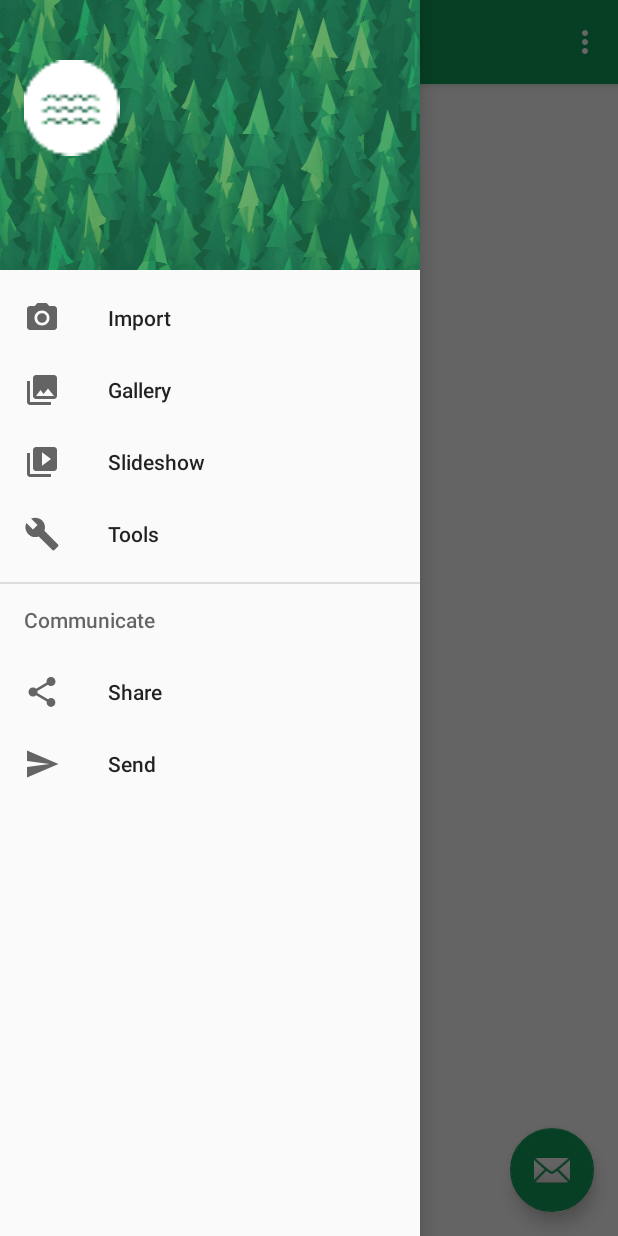
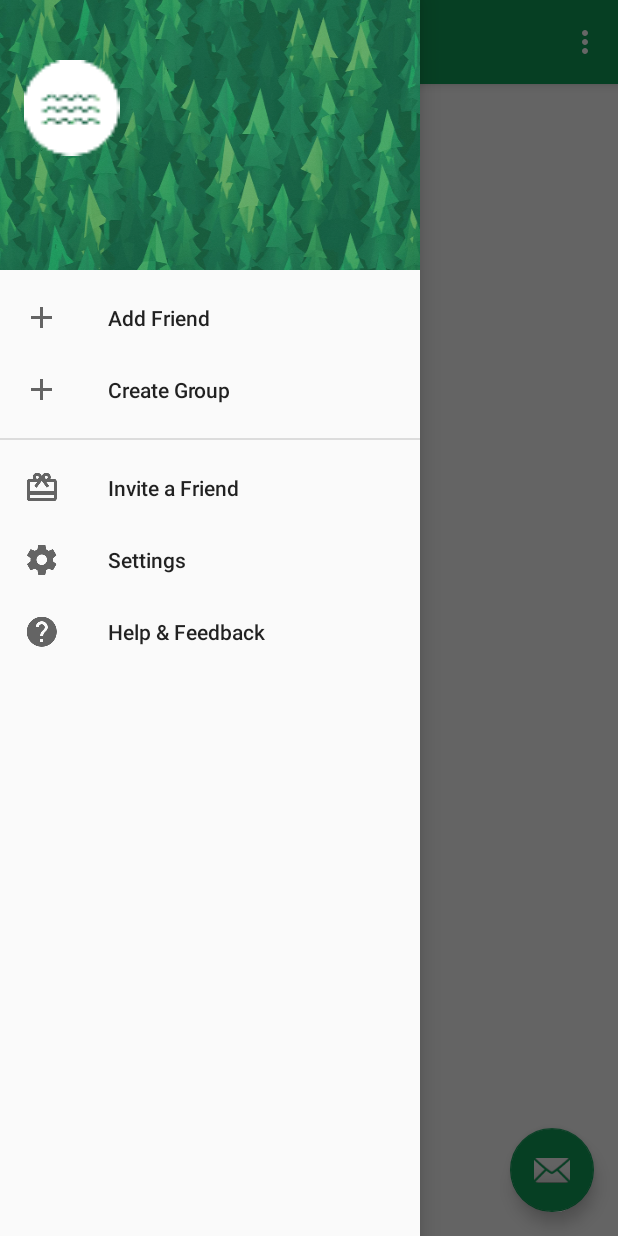
Before and after one commit to saxenapragya8/DeepConversationsAndroidApp, an Android app: the NavigationActivity screen opened directly, with no data from a screen before it, with the side drawer open, on a phone screen of 412 x 824 dp. Run offline under Robolectric (Android 15) with nearby library versions, the light colour scheme and no system bars.

Commit message:
Navigation Drawer Items

```diff
--- a/app/build.gradle
+++ b/app/build.gradle
@@ -1,14 +1,6 @@
 apply plugin: 'com.android.application'
 
 android {
-    signingConfigs {
-        config {
-            storeFile file('C:/Users/Pragya/.android/debug.keystore')
-            storePassword 'android'
-            keyAlias 'androiddebugkey'
-            keyPassword 'android'
-        }
-    }
     compileSdkVersion 25
     buildToolsVersion "25.0.2"
     defaultConfig {
@@ -27,9 +19,6 @@ android {
         release {
             minifyEnabled false
             proguardFiles getDefaultProguardFile('proguard-android.txt'), 'proguard-rules.pro'
-        }
-        debug {
-            signingConfig signingConfigs.config
         }
     }
     packagingOptions {
--- a/app/src/main/java/deepconversations/fste/com/deepconversations/NavigationActivity.java
+++ b/app/src/main/java/deepconversations/fste/com/deepconversations/NavigationActivity.java
@@ -89,19 +89,19 @@ public class NavigationActivity extends AppCompatActivity
         // Handle navigation view item clicks here.
         int id = item.getItemId();
 
-        if (id == R.id.nav_camera) {
-            // Handle the camera action
-        } else if (id == R.id.nav_gallery) {
-
-        } else if (id == R.id.nav_slideshow) {
-
-        } else if (id == R.id.nav_manage) {
-
-        } else if (id == R.id.nav_share) {
-
-        } else if (id == R.id.nav_send) {
-
-        }
+//        if (id == R.id.nav_camera) {
+//            // Handle the camera action
+//        } else if (id == R.id.nav_gallery) {
+//
+//        } else if (id == R.id.nav_slideshow) {
+//
+//        } else if (id == R.id.nav_manage) {
+//
+//        } else if (id == R.id.nav_share) {
+//
+//        } else if (id == R.id.nav_send) {
+//
+//        }
 
         DrawerLayout drawer = (DrawerLayout) findViewById(R.id.drawer_layout);
         drawer.closeDrawer(GravityCompat.START);
--- a/app/src/main/res/menu/activity_navigation_drawer.xml
+++ b/app/src/main/res/menu/activity_navigation_drawer.xml
@@ -1,36 +1,39 @@
 <?xml version="1.0" encoding="utf-8"?>
 <menu xmlns:android="http://schemas.android.com/apk/res/android">
 
-    <group android:checkableBehavior="single">
-        <item
-            android:id="@+id/nav_camera"
-            android:icon="@drawable/ic_menu_camera"
-            android:title="Import" />
-        <item
-            android:id="@+id/nav_gallery"
-            android:icon="@drawable/ic_menu_gallery"
-            android:title="Gallery" />
-        <item
-            android:id="@+id/nav_slideshow"
-            android:icon="@drawable/ic_menu_slideshow"
-            android:title="Slideshow" />
-        <item
-            android:id="@+id/nav_manage"
-            android:icon="@drawable/ic_menu_manage"
-            android:title="Tools" />
-    </group>
+<group
+    android:id="@+id/people"
+    android:checkableBehavior="single">
 
-    <item android:title="Communicate">
-        <menu>
-            <item
-                android:id="@+id/nav_share"
-                android:icon="@drawable/ic_menu_share"
-                android:title="Share" />
-            <item
-                android:id="@+id/nav_send"
-                android:icon="@drawable/ic_menu_send"
-                android:title="Send" />
-        </menu>
-    </item>
+    <item
+        android:id="@+id/navAddFriend"
+        android:icon="@mipmap/ic_add"
+        android:title="@string/menu_add_person" />
+
+    <item
+        android:id="@+id/navAddGroup"
+        android:icon="@mipmap/ic_add"
+        android:title="@string/menu_create_group" />
+</group>
+
+<group
+    android:id="@+id/settings"
+    android:checkableBehavior="single">
+
+    <item
+        android:id="@+id/navInvite"
+        android:icon="@mipmap/ic_invite"
+        android:title="@string/menu_invite" />
+
+    <item
+        android:id="@+id/navSettings"
+        android:icon="@mipmap/ic_settings"
+        android:title="@string/menu_settings" />
+
+    <item
+        android:id="@+id/navHelp"
+        android:icon="@mipmap/ic_help"
+        android:title="@string/menu_help" />
+</group>
 
 </menu>
--- a/app/src/main/res/values/strings.xml
+++ b/app/src/main/res/values/strings.xml
@@ -4,6 +4,13 @@
 
     <string name="navigation_drawer_open">Open navigation drawer</string>
     <string name="navigation_drawer_close">Close navigation drawer</string>
+    <string name="menu_add_person">Add Friend</string>
+    <string name="menu_create_group">Create Group</string>
+    <string name="menu_invite">Invite a Friend</string>
+    <string name="menu_settings">Settings</string>
+    <string name="menu_help">Help &amp; Feedback</string>
+
+    <string name="hint_comment">What are your thoughts?</string>
 
     <string name="action_settings">Settings</string>
 
```
